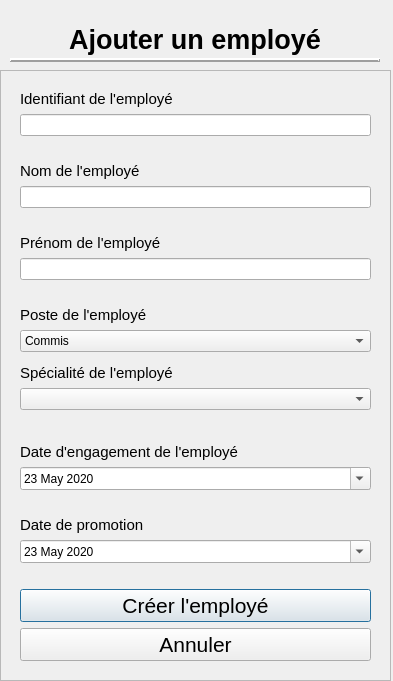
Qt form UI/Ajouter_Employe.ui (LePerron/Application-gestion-employes-projet-session-2023) before a commit.
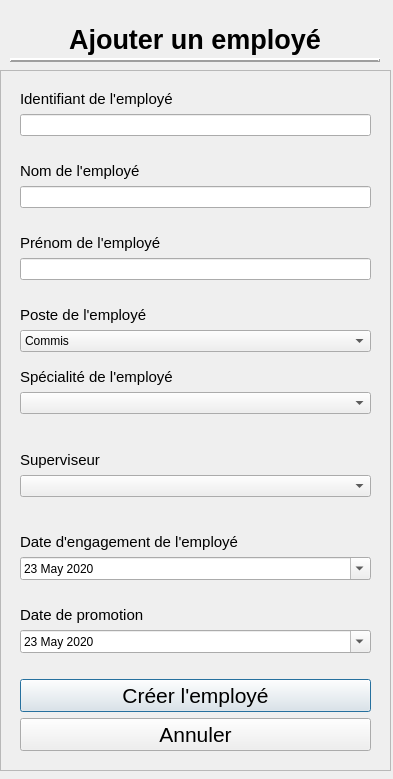
The same form after that commit.

Diff of the .ui file:
```diff
--- a/UI/Ajouter_Employe.ui
+++ b/UI/Ajouter_Employe.ui
@@ -7,7 +7,7 @@
     <x>0</x>
     <y>0</y>
     <width>393</width>
-    <height>681</height>
+    <height>779</height>
    </rect>
   </property>
   <property name="windowTitle">
@@ -71,7 +71,7 @@
      <x>0</x>
      <y>70</y>
      <width>391</width>
-     <height>611</height>
+     <height>701</height>
     </rect>
    </property>
    <property name="frameShape">
@@ -86,7 +86,7 @@
       <x>20</x>
       <y>20</y>
       <width>351</width>
-      <height>571</height>
+      <height>661</height>
      </rect>
     </property>
     <layout class="QVBoxLayout" name="verticalLayout_8">
@@ -287,6 +287,50 @@
        </item>
       </layout>
      </item>
+     <item>
+      <widget class="QLabel" name="labelSuperviseur">
+       <property name="font">
+        <font>
+         <pointsize>11</pointsize>
+         <weight>50</weight>
+         <bold>false</bold>
+        </font>
+       </property>
+       <property name="text">
+        <string>Superviseur</string>
+       </property>
+      </widget>
+     </item>
+     <item>
+      <layout class="QVBoxLayout" name="verticalLayout_9">
+       <item>
+        <widget class="QComboBox" name="comboBoxSuperviseur"/>
+       </item>
+       <item>
+        <widget class="QLabel" name="labelErreurSuperviseur">
+         <property name="text">
+          <string/>
+         </property>
+        </widget>
+       </item>
+       <item>
+        <spacer name="verticalSpacerFacteur_3">
+         <property name="orientation">
+          <enum>Qt::Vertical</enum>
+         </property>
+         <property name="sizeType">
+          <enum>QSizePolicy::Ignored</enum>
+         </property>
+         <property name="sizeHint" stdset="0">
+          <size>
+           <width>68</width>
+           <height>13</height>
+          </size>
+         </property>
+        </spacer>
+       </item>
+      </layout>
+     </item>
      <item>
       <widget class="QLabel" name="labelDateEngagement">
        <property name="font">
```
